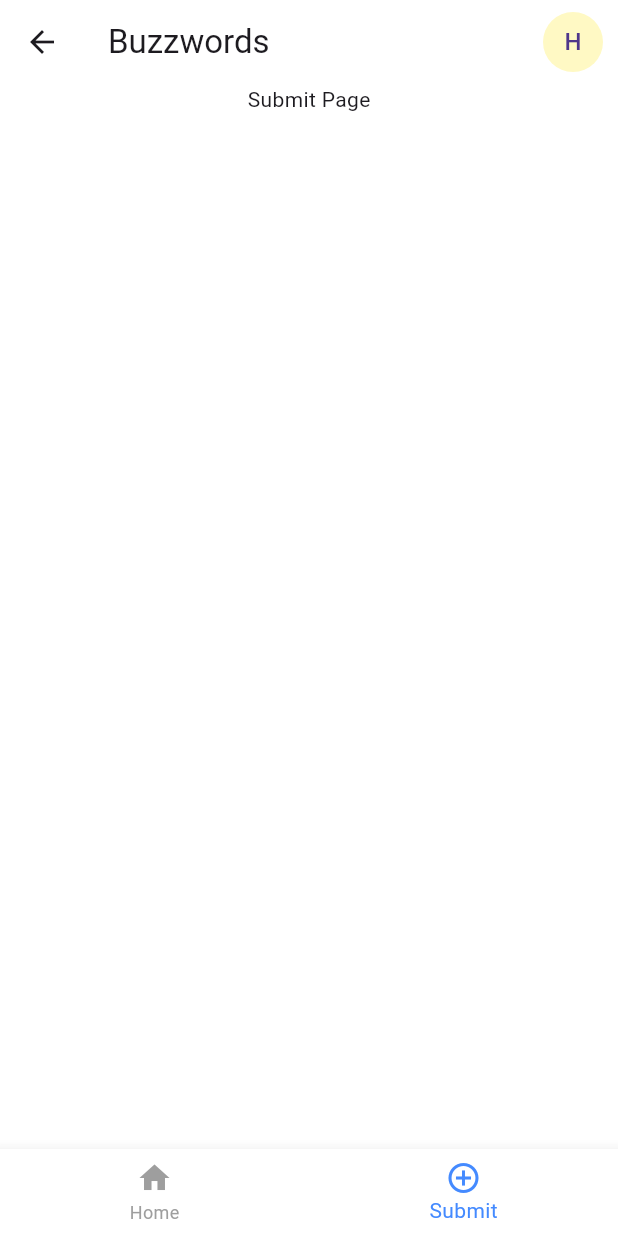
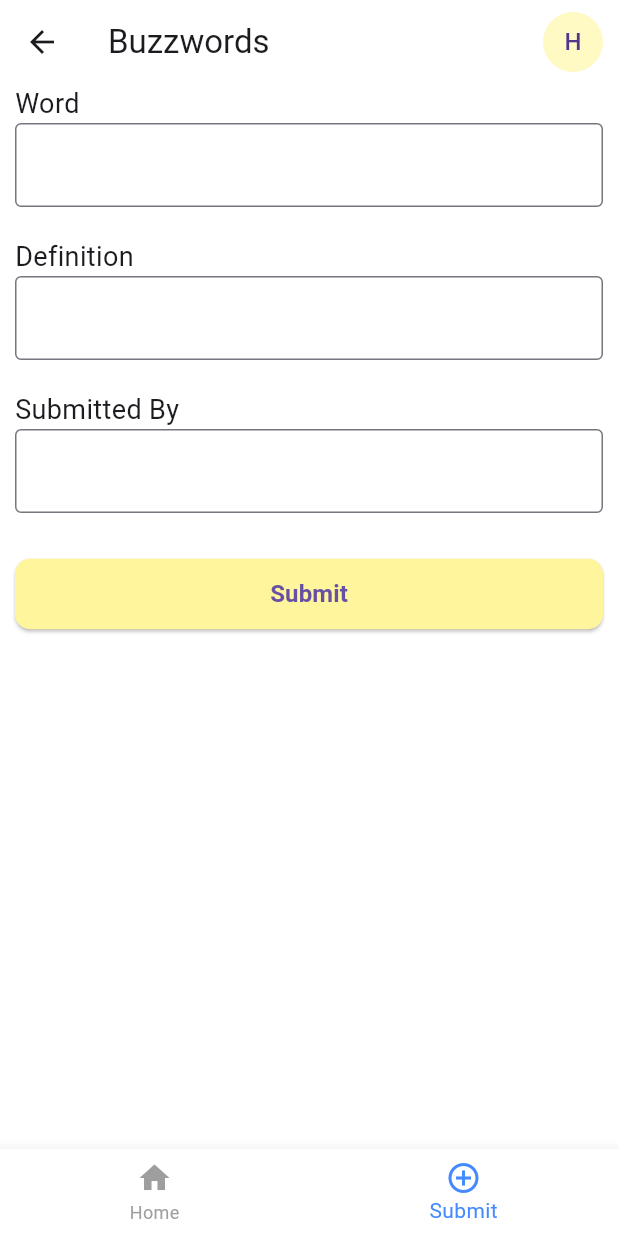
Before and after one commit to dagmawibabi/buzzwords, a Flutter app: the ParentPage screen opened directly, item 2 of the bottom bar chosen, on a phone screen of 412 x 824 dp. Run offline on Flutter 3.47's test engine with Material 3 defaults, Android fonts, the phone set to English and light mode, and no system bars; our stand-ins replace google_generative_ai, ionicons; missing offline and left inert: gpt_markdown.

Commit message:
login and submit

```diff
--- a/lib/main.dart
+++ b/lib/main.dart
@@ -1,3 +1,4 @@
+import 'package:buzzwords/pages/auth/login_page.dart';
 import 'package:buzzwords/pages/onboarding/onboarding.dart';
 import 'package:flutter/material.dart';
 import 'package:buzzwords/pages/parent_page/parent_page.dart';
@@ -21,8 +22,9 @@
       debugShowCheckedModeBanner: false,
       initialRoute: "/",
       routes: {
-        // "/": (context) => ParentPage(),
-        "/": (context) => OnboardingPage(),
+        "/": (context) => ParentPage(),
+        // "/": (context) => OnboardingPage(),
+        // "/": (context) => LoginPage(),
       },
       theme: ThemeData(
         // scaffoldBackgroundColor: Color(0xff0f0f0f),
--- a/lib/pages/submit_page/submit_page.dart
+++ b/lib/pages/submit_page/submit_page.dart
@@ -10,10 +10,72 @@ class SubmitPage extends StatefulWidget {
 class _SubmitPageState extends State<SubmitPage> {
   @override
   Widget build(BuildContext context) {
-    return Container(
-      child: Center(
-        child: Text("Submit Page"),
-      ),
+    return Column(
+      crossAxisAlignment: CrossAxisAlignment.start,
+      children: [
+        Text(
+          "Word",
+          style: TextStyle(
+            fontSize: 18,
+          ),
+        ),
+        TextField(
+          decoration: InputDecoration(
+            border: OutlineInputBorder(),
+          ),
+        ),
+        SizedBox(height: 20.0),
+        Text(
+          "Definition",
+          style: TextStyle(
+            fontSize: 18,
+          ),
+        ),
+        TextField(
+          decoration: InputDecoration(
+            border: OutlineInputBorder(),
+          ),
+        ),
+        SizedBox(height: 20.0),
+        Text(
+          "Submitted By",
+          style: TextStyle(
+            fontSize: 18,
+          ),
+        ),
+        TextField(
+          decoration: InputDecoration(
+            border: OutlineInputBorder(),
+          ),
+        ),
+        SizedBox(height: 30.0),
+        Row(
+          children: [
+            Expanded(
+              child: ElevatedButton(
+                onPressed: () {},
+                style: ElevatedButton.styleFrom(
+                  backgroundColor: Colors.yellow[200]!,
+                  shape: RoundedRectangleBorder(
+                    borderRadius: BorderRadius.circular(10),
+                  ),
+                  padding: EdgeInsets.symmetric(
+                    horizontal: 60,
+                    vertical: 12,
+                  ),
+                ),
+                child: Text(
+                  "Submit",
+                  style: TextStyle(
+                    fontSize: 16,
+                    fontWeight: FontWeight.bold,
+                  ),
+                ),
+              ),
+            ),
+          ],
+        ),
+      ],
     );
   }
 }
```
Also changed, not shown: lib/pages/auth/login_page.dart (added, +199 -0 lines), lib/pages/homepage/homepage.dart (+60 -0 lines).
